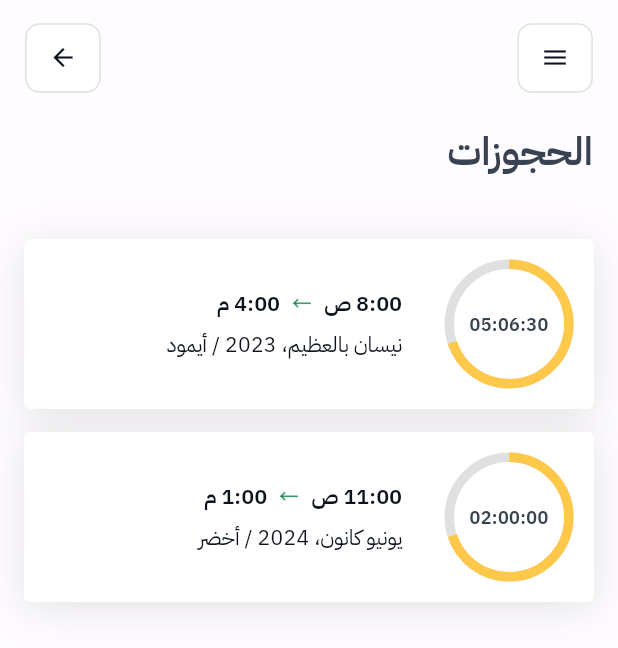
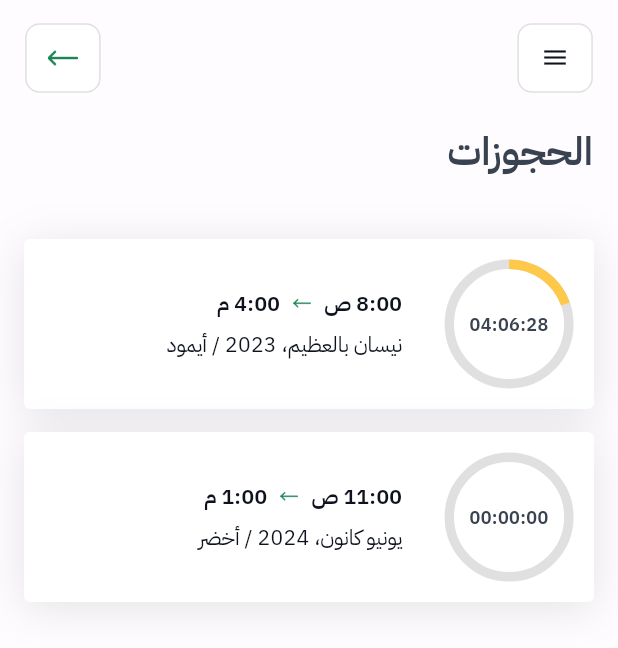
Before and after one commit to masoudframwork/smart-park-app, a Flutter app: the BookingPage screen opened directly, after a tap on the "menu" icon, on a phone screen of 412 x 824 dp. Shown: the top 648 px of the screen. Run offline on Flutter 3.47's test engine with Material 3 defaults, Android fonts, the light colour scheme and no system bars; our stand-ins replace cached_network_image, dio, flutter_riverpod, flutter_screenutil, flutter_secure_storage, flutter_svg and 4 more; accounts and stored records are empty.

Commit message:
booking done

```diff
--- a/lib/core/constants/image_string.dart
+++ b/lib/core/constants/image_string.dart
@@ -12,6 +12,8 @@ class AppImages {
   static const String intro3 = 'assets/images/intro3.jpg';
   // arraw icons
   static const String arrowIcon = 'assets/images/left-arrow.png';
+  static const String timerClock =   'assets/images/svgs/clock.svg';
+  static const String location =   'assets/images/svgs/location.svg';
   static const String bookingTab =
       'assets/images/bottom-nav-bar/booking-tab.svg';
   static const String homeTab = 'assets/images/bottom-nav-bar/home-tab.svg';
--- a/lib/core/theme/app_color.dart
+++ b/lib/core/theme/app_color.dart
@@ -30,4 +30,6 @@ class AppColor {
   static const whiteColor = Color(0xFFFFFFFF);
   static const whiteContainerColor = Color(0xFFF5F5F5);
   static const whiteTextColor = Color(0xFFF5F5F5);
+  static const buttonShadowColor = Color(0x00000042);
+static const pinkWhiteColor = Color(0xFFFEFCFF);
 }
--- a/lib/features/booking/booking_page.dart
+++ b/lib/features/booking/booking_page.dart
@@ -8,6 +8,7 @@ import 'package:smart_park_app/features/booking/presentation/widgets/booking_lis
 import '../../../../core/theme/app_color.dart';
 import '../../../../core/theme/app_text_theme.dart';
 import '../../../../core/widgets/app_text.dart';
+import '../../core/constants/image_string.dart';
 import 'presentation/controller/reservation_controller.dart';
 
 class BookingPage extends ConsumerWidget {
@@ -54,14 +55,11 @@ class BookingPage extends ConsumerWidget {
       ),
       color: AppColor.lightBackgroundColor,
       child: Column(
-        crossAxisAlignment: CrossAxisAlignment.start, // Add this
-
+        crossAxisAlignment: CrossAxisAlignment.start,
         children: [
-          // Top row with menu and arrow buttons
           Row(
             mainAxisAlignment: MainAxisAlignment.spaceBetween,
             children: [
-              // Menu Button
               Container(
                 height: 48.h,
                 width: 48.w,
@@ -84,9 +82,18 @@ class BookingPage extends ConsumerWidget {
               ),
 
               // Arrow Button
-              Container(
+              GestureDetector(
+                onTap: () {
+                  if (showBackButton) {
+                    ref.read(reservationController.notifier).clearSelection();
+                  } else {
+                    Navigator.of(context).pop();
+                  }
+                },
+                child: Container(
                   height: 48.h,
                   width: 48.w,
+                  padding: EdgeInsets.all(12),
                   decoration: BoxDecoration(
                     border: Border.all(
                       color: AppColor.greyContainerColor,
@@ -95,25 +102,16 @@ class BookingPage extends ConsumerWidget {
                     borderRadius: BorderRadius.circular(10.r),
                     color: AppColor.whiteColor,
                   ),
-                child: IconButton(
-                  icon: Icon(
-                    Icons.arrow_forward,
-                    color: AppColor.blackColor,
-                    size: 20.sp,
+                  child: Image.asset(
+                    AppImages.arrowIcon,
+                    width: 8,
+                    height: 8,
+                    color: AppColor.primaryColor,
                   ),
-                  onPressed: () {
-                    if (showBackButton) {
-                      ref.read(reservationController.notifier).clearSelection();
-                    } else {
-                      Navigator.of(context).pop();
-                    }
-                  },
                 ),
               ),
             ],
           ),
-
-          // Title below (only show when not in detail view)
           if (!showBackButton) ...[
             SizedBox(height: 22.h),
             AppText(
--- a/lib/features/booking/domain/models/booking_model.dart
+++ b/lib/features/booking/domain/models/booking_model.dart
@@ -5,6 +5,8 @@ class BookingModel {
   final String date;
   final String duration;
   final String status;
+  final DateTime startDateTime;
+  final DateTime endDateTime;
 
   BookingModel({
     required this.id,
@@ -13,27 +15,29 @@ class BookingModel {
     required this.date,
     required this.duration,
     required this.status,
+    required this.startDateTime,
+    required this.endDateTime,
   });
 
-  factory BookingModel.fromJson(Map<String, dynamic> json) {
+  BookingModel copyWith({
+    String? id,
+    String? startTime,
+    String? endTime,
+    String? date,
+    String? duration,
+    String? status,
+    DateTime? startDateTime,
+    DateTime? endDateTime,
+  }) {
     return BookingModel(
-      id: json['id'] ?? '',
-      startTime: json['startTime'] ?? '',
-      endTime: json['endTime'] ?? '',
-      date: json['date'] ?? '',
-      duration: json['duration'] ?? '',
-      status: json['status'] ?? 'active',
+      id: id ?? this.id,
+      startTime: startTime ?? this.startTime,
+      endTime: endTime ?? this.endTime,
+      date: date ?? this.date,
+      duration: duration ?? this.duration,
+      status: status ?? this.status,
+      startDateTime: startDateTime ?? this.startDateTime,
+      endDateTime: endDateTime ?? this.endDateTime,
     );
   }
-
-  Map<String, dynamic> toJson() {
-    return {
-      'id': id,
-      'startTime': startTime,
-      'endTime': endTime,
-      'date': date,
-      'duration': duration,
-      'status': status,
-    };
-  }
 }
--- /dev/null
+++ b/lib/features/booking/domain/models/timer_state.dart
@@ -0,0 +1,19 @@
+class TimerState {
+  final Duration remainingTime;
+  final double progress;
+
+  TimerState({
+    required this.remainingTime,
+    required this.progress,
+  });
+
+  TimerState copyWith({
+    Duration? remainingTime,
+    double? progress,
+  }) {
+    return TimerState(
+      remainingTime: remainingTime ?? this.remainingTime,
+      progress: progress ?? this.progress,
+    );
+  }
+}
--- a/lib/features/booking/presentation/controller/reservation_controller.dart
+++ b/lib/features/booking/presentation/controller/reservation_controller.dart
@@ -10,12 +10,13 @@ final reservationController =
 class ReservationController extends StateNotifier<BookingState> {
   ReservationController() : super(BookingState.initial()) {
     loadReservations();
-  }
-  Future<void> loadReservations() async {
+  }Future<void> loadReservations() async {
   state = state.copyWith(isLoading: true);
 
   try {
     await Future.delayed(const Duration(seconds: 1));
+
+    final now = DateTime.now();
     final mockReservations = [
       BookingModel(
         id: '1',
@@ -24,6 +25,8 @@ class ReservationController extends StateNotifier<BookingState> {
         date: 'نيسان بالعظيم، 2023 / أيمود',
         duration: '05:06:30',
         status: 'active',
+        startDateTime: now.subtract(const Duration(hours: 1)),
+        endDateTime: now.add(const Duration(hours: 4, minutes: 6, seconds: 30)),
       ),
       BookingModel(
         id: '2',
@@ -32,6 +35,8 @@ class ReservationController extends StateNotifier<BookingState> {
         date: 'يونيو كانون، 2024 / أخضر',
         duration: '02:00:00',
         status: 'active',
+        startDateTime: now.add(const Duration(hours: 1)),
+        endDateTime: now.add(const Duration(hours: 3)),
       ),
     ];
     state = state.copyWith(
@@ -45,7 +50,6 @@ class ReservationController extends StateNotifier<BookingState> {
     );
   }
 }
-
   void selectReservation(String reservationId) {
     state = state.copyWith(selectedReservationId: reservationId);
   }
--- /dev/null
+++ b/lib/features/booking/presentation/controller/timer_controller.dart
@@ -0,0 +1,85 @@
+import 'dart:async' show Timer;
+
+import 'package:flutter_riverpod/flutter_riverpod.dart';
+import 'package:smart_park_app/features/booking/domain/models/timer_state.dart';
+import 'package:smart_park_app/features/booking/presentation/controller/reservation_controller.dart'
+    show reservationController;
+
+class TimerController extends StateNotifier<TimerState> {
+  Timer? _timer;
+  final DateTime startTime;
+  final DateTime endTime;
+
+  TimerController({
+    required this.startTime,
+    required this.endTime,
+  }) : super(TimerState(
+          remainingTime: Duration.zero,
+          progress: 0.0,
+        )) {
+    _startTimer();
+  }
+
+  void _startTimer() {
+    _updateTimer();
+    _timer = Timer.periodic(const Duration(seconds: 1), (_) {
+      _updateTimer();
+    });
+  }
+
+  void _updateTimer() {
+    final now = DateTime.now();
+
+    if (now.isBefore(startTime)) {
+      state = TimerState(
+        remainingTime: Duration.zero,
+        progress: 0.0,
+      );
+      return;
+    }
+
+    if (now.isAfter(endTime)) {
+      state = TimerState(
+        remainingTime: Duration.zero,
+        progress: 1.0,
+      );
+      _timer?.cancel();
+      return;
+    }
+
+    final totalDuration = endTime.difference(startTime);
+    final elapsed = now.difference(startTime);
+    final remaining = endTime.difference(now);
+
+    state = TimerState(
+      remainingTime: remaining,
+      progress: elapsed.inSeconds / totalDuration.inSeconds,
+    );
+  }
+
+  String getFormattedTime() {
+    final hours = state.remainingTime.inHours;
+    final minutes = (state.remainingTime.inMinutes % 60);
+    final seconds = (state.remainingTime.inSeconds % 60);
+    return '${hours.toString().padLeft(2, '0')}:${minutes.toString().padLeft(2, '0')}:${seconds.toString().padLeft(2, '0')}';
+  }
+
+  @override
+  void dispose() {
+    _timer?.cancel();
+    super.dispose();
+  }
+}
+
+final timerControllerProvider =
+    StateNotifierProvider.family<TimerController, TimerState, String>(
+  (ref, reservationId) {
+    final reservations = ref.watch(reservationController).reservations;
+    final reservation = reservations.firstWhere((r) => r.id == reservationId);
+
+    return TimerController(
+      startTime: reservation.startDateTime,
+      endTime: reservation.endDateTime,
+    );
+  },
+);
--- a/lib/features/booking/presentation/widgets/booking_card.dart
+++ b/lib/features/booking/presentation/widgets/booking_card.dart
@@ -1,12 +1,16 @@
 import 'package:flutter/material.dart';
+import 'package:flutter_riverpod/flutter_riverpod.dart';
 import 'package:flutter_screenutil/flutter_screenutil.dart';
 import 'package:smart_park_app/core/constants/image_string.dart';
 import 'package:smart_park_app/features/booking/domain/models/booking_model.dart';
+import 'package:smart_park_app/features/booking/presentation/controller/timer_controller.dart' show timerControllerProvider, TimerController;
 import '../../../../../core/theme/app_color.dart';
 import '../../../../../core/theme/app_text_theme.dart';
 import '../../../../../core/widgets/app_text.dart';
+import '../../domain/models/timer_state.dart';
 
-class BookingCard extends StatelessWidget {
+
+class BookingCard extends ConsumerWidget {
   final BookingModel reservation;
   final VoidCallback onTap;
 
@@ -17,7 +21,10 @@ class BookingCard extends StatelessWidget {
   });
 
   @override
-  Widget build(BuildContext context) {
+  Widget build(BuildContext context, WidgetRef ref) {
+    final timerState = ref.watch(timerControllerProvider(reservation.id));
+    final timerController = ref.read(timerControllerProvider(reservation.id).notifier);
+
     return GestureDetector(
       onTap: onTap,
       child: Container(
@@ -25,7 +32,7 @@ class BookingCard extends StatelessWidget {
         padding: EdgeInsets.all(16.w),
         decoration: BoxDecoration(
           color: AppColor.whiteColor,
-        borderRadius: BorderRadius.circular(4.0),
+          borderRadius: BorderRadius.circular(4.0),
           boxShadow: [
             BoxShadow(
               color: Colors.black.withOpacity(0.1),
@@ -36,10 +43,10 @@ class BookingCard extends StatelessWidget {
         ),
         child: Row(
           children: [
-            _buildTimerCircle(),
+            _buildTimerCircle(timerState, timerController),
             SizedBox(width: 30.w),
             Column(
-              crossAxisAlignment: CrossAxisAlignment.start, // Changed to start
+              crossAxisAlignment: CrossAxisAlignment.start,
               children: [
                 _buildTimeRow(),
                 SizedBox(height: 8.h),
@@ -52,7 +59,7 @@ class BookingCard extends StatelessWidget {
     );
   }
 
-  Widget _buildTimerCircle() {
+  Widget _buildTimerCircle(TimerState timerState, TimerController timerController) {
     return SizedBox(
       width: 76.w,
       height: 76.w,
@@ -62,7 +69,7 @@ class BookingCard extends StatelessWidget {
             width: 76.w,
             height: 76.w,
             child: CircularProgressIndicator(
-              value: 0.7,
+              value: timerState.progress,
               strokeWidth: 6.w,
               backgroundColor: AppColor.greyContainerColor,
               valueColor: AlwaysStoppedAnimation(AppColor.yellowContainerColor),
@@ -70,7 +77,7 @@ class BookingCard extends StatelessWidget {
           ),
           Center(
             child: AppText(
-              text: reservation.duration,
+              text: timerController.getFormattedTime(),
               appTextTheme: AppTextTheme.numberSmallTextStyle().copyWith(
                 fontWeight: FontWeight.w600,
                 fontSize: 12
@@ -87,7 +94,7 @@ class BookingCard extends StatelessWidget {
       mainAxisAlignment: MainAxisAlignment.start,
       children: [
         _buildTimeBlock(reservation.startTime),
-        SizedBox(width: 8.w), // Use SizedBox instead of spacing
+        SizedBox(width: 8.w),
         Image.asset(
           AppImages.arrowIcon,
           color: AppColor.primaryColor,
--- a/pubspec.yaml
+++ b/pubspec.yaml
@@ -41,6 +41,7 @@ flutter:
   assets:
     - assets/images/
     - assets/images/bottom-nav-bar/
+    - assets/images/svgs/
   fonts:
     - family: IBM Plex Sans Arabic
       fonts:
```
Also changed, not shown: lib/core/widgets/custom_button.dart (+11 -2 lines), lib/features/booking/presentation/widgets/booking_details_view.dart (+63 -34 lines), assets/images/svgs/clock.svg (renamed from assets/images/Group 1009.svg), assets/images/svgs/location.svg (added). Lines whose indentation alone changed are shown as unchanged.
